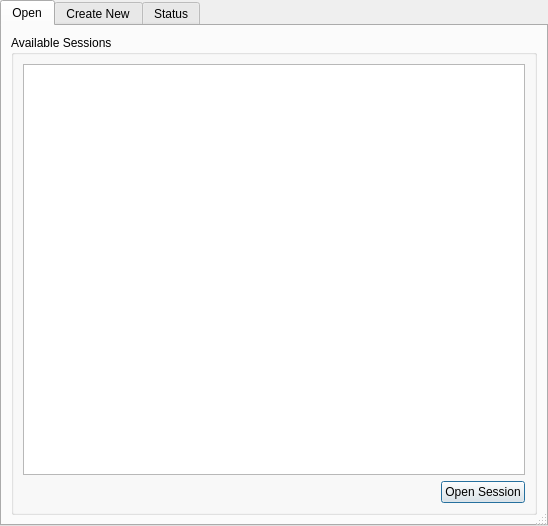
Above: oostudio/OOStudioBase.ui from ccherrett/oom before the change. Below: the same form after it.
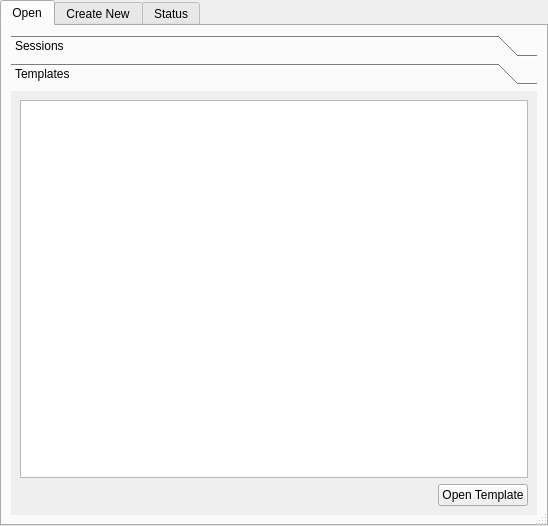
That is the form after the change. The open tabs and pages were chosen to show the change.

Patch:
```diff
--- a/oostudio/OOStudioBase.ui
+++ b/oostudio/OOStudioBase.ui
@@ -29,15 +29,16 @@
       <attribute name="title">
        <string>Open</string>
       </attribute>
-      <layout class="QVBoxLayout" name="verticalLayout_3" stretch="1">
+      <layout class="QVBoxLayout" name="verticalLayout_3" stretch="0">
        <property name="spacing">
         <number>0</number>
        </property>
        <item>
-        <widget class="QGroupBox" name="m_groupSession">
-         <property name="title">
-          <string>Available Sessions</string>
-         </property>
+        <widget class="QToolBox" name="m_groupSession">
+         <widget class="QWidget" name="m_groupSessionPage1" native="true">
+          <attribute name="label">
+           <string>Sessions</string>
+          </attribute>
          <layout class="QVBoxLayout" name="verticalLayout_4">
           <item>
            <widget class="QTableView" name="m_sessionTable">
@@ -96,6 +97,69 @@
           </item>
          </layout>
         </widget>
+         <widget class="QWidget" name="page">
+          <attribute name="label">
+           <string>Templates</string>
+          </attribute>
+          <layout class="QVBoxLayout" name="verticalLayout_2">
+           <item>
+            <widget class="QTableView" name="m_sessionTable_2">
+             <property name="editTriggers">
+              <set>QAbstractItemView::NoEditTriggers</set>
+             </property>
+             <property name="alternatingRowColors">
+              <bool>true</bool>
+             </property>
+             <property name="selectionMode">
+              <enum>QAbstractItemView::SingleSelection</enum>
+             </property>
+             <property name="cornerButtonEnabled">
+              <bool>false</bool>
+             </property>
+             <attribute name="horizontalHeaderStretchLastSection">
+              <bool>true</bool>
+             </attribute>
+             <attribute name="verticalHeaderVisible">
+              <bool>false</bool>
+             </attribute>
+             <attribute name="verticalHeaderVisible">
+              <bool>false</bool>
+             </attribute>
+             <attribute name="horizontalHeaderStretchLastSection">
+              <bool>true</bool>
+             </attribute>
+            </widget>
+           </item>
+           <item>
+            <layout class="QHBoxLayout" name="horizontalLayout_9">
+             <item>
+              <spacer name="horizontalSpacer_4">
+               <property name="orientation">
+                <enum>Qt::Horizontal</enum>
+               </property>
+               <property name="sizeHint" stdset="0">
+                <size>
+                 <width>40</width>
+                 <height>20</height>
+                </size>
+               </property>
+              </spacer>
+             </item>
+             <item>
+              <widget class="QPushButton" name="m_btnLoadSession_2">
+               <property name="toolTip">
+                <string>Open oomidi with the selected session</string>
+               </property>
+               <property name="text">
+                <string>Open Template</string>
+               </property>
+              </widget>
+             </item>
+            </layout>
+           </item>
+          </layout>
+         </widget>
+        </widget>
        </item>
       </layout>
      </widget>
```
Left out of the diff: 27 changed lines with no effect on the pictures. Lines whose indentation alone changed are shown as unchanged.
